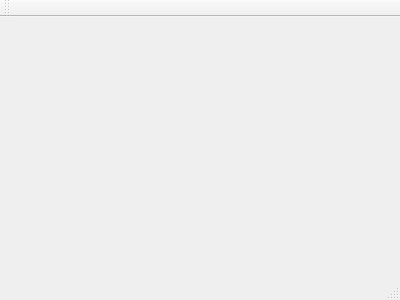
Before: the Qt Designer form Forms/mainwindow.ui in 4k1x/NewCarPc, drawn with Qt 5.
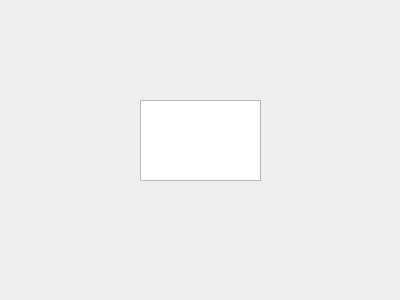
After: the same form once the commit is applied.

Diff of the .ui file:
```diff
--- a/Forms/mainwindow.ui
+++ b/Forms/mainwindow.ui
@@ -12,13 +12,20 @@
   <property name="windowTitle" >
    <string>MainWindow</string>
   </property>
-  <widget class="QMenuBar" name="menuBar" />
-  <widget class="QToolBar" name="mainToolBar" />
-  <widget class="QWidget" name="centralWidget" />
-  <widget class="QStatusBar" name="statusBar" />
+  <widget class="QWidget" name="centralWidget">
+   <widget class="QGraphicsView" name="graphicsView">
+    <property name="geometry">
+     <rect>
+      <x>140</x>
+      <y>100</y>
+      <width>121</width>
+      <height>81</height>
+     </rect>
+    </property>
+   </widget>
+  </widget>
  </widget>
- <layoutDefault spacing="6" margin="11" />
- <pixmapfunction></pixmapfunction>
+ <layoutdefault spacing="6" margin="11"/>
  <resources/>
  <connections/>
 </ui>
```
Left out of the diff: 7 changed lines with no effect on the pictures.
